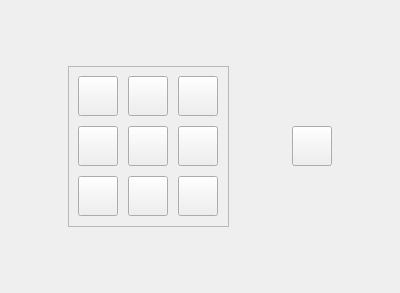
Above: src/ui/recpshcr.ui from 2xsaiko/mcrestool before the change. Below: the same form after it.
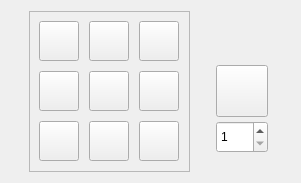
That is the form after the change. Custom widgets are drawn as their Qt base class.

What changed in the file:
```diff
--- a/src/ui/recpshcr.ui
+++ b/src/ui/recpshcr.ui
@@ -6,8 +6,8 @@
    <rect>
     <x>0</x>
     <y>0</y>
-    <width>400</width>
-    <height>293</height>
+    <width>301</width>
+    <height>173</height>
    </rect>
   </property>
   <property name="contextMenuPolicy">
@@ -166,7 +166,28 @@
     </widget>
    </item>
    <item>
+    <widget class="QWidget" name="widget" native="true">
+     <property name="minimumSize">
+      <size>
+       <width>56</width>
+       <height>124</height>
+      </size>
+     </property>
+     <property name="maximumSize">
+      <size>
+       <width>56</width>
+       <height>124</height>
+      </size>
+     </property>
     <widget class="ItemButton" name="output_item">
+      <property name="geometry">
+       <rect>
+        <x>2</x>
+        <y>36</y>
+        <width>52</width>
+        <height>52</height>
+       </rect>
+      </property>
      <property name="sizePolicy">
       <sizepolicy hsizetype="Fixed" vsizetype="Fixed">
        <horstretch>0</horstretch>
@@ -175,8 +196,8 @@
      </property>
      <property name="minimumSize">
       <size>
-       <width>40</width>
-       <height>40</height>
+        <width>52</width>
+        <height>52</height>
       </size>
      </property>
      <property name="maximumSize">
@@ -188,6 +209,23 @@
      <property name="text">
       <string/>
      </property>
+     </widget>
+     <widget class="QSpinBox" name="spinBox">
+      <property name="geometry">
+       <rect>
+        <x>2</x>
+        <y>92</y>
+        <width>52</width>
+        <height>32</height>
+       </rect>
+      </property>
+      <property name="minimum">
+       <number>1</number>
+      </property>
+      <property name="maximum">
+       <number>64</number>
+      </property>
+     </widget>
     </widget>
    </item>
   </layout>
```
Lines whose indentation alone changed are shown as unchanged.
